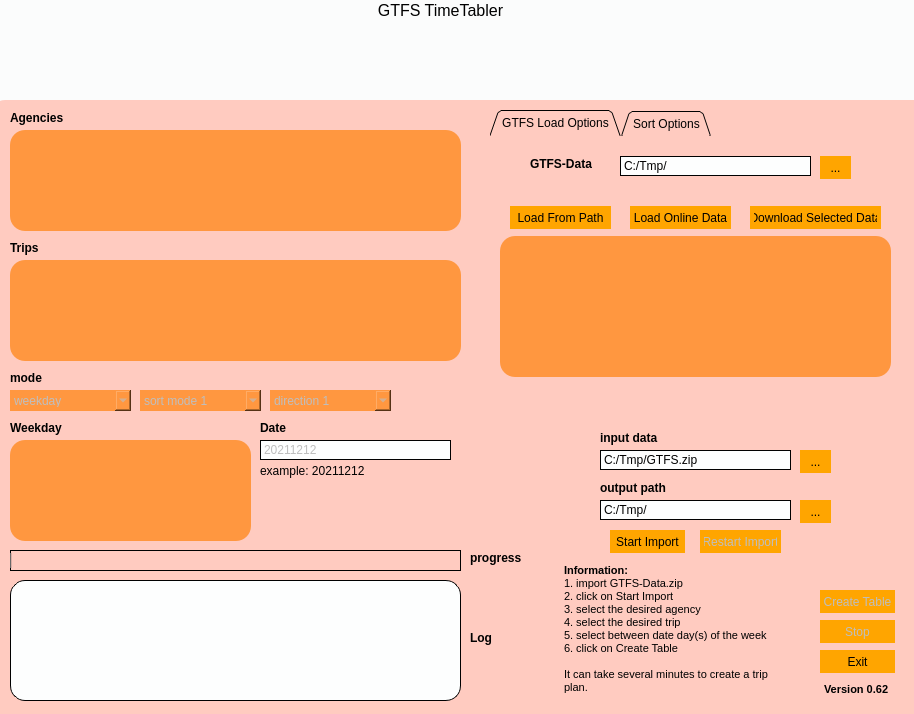
Qt form add_files/GTFSQT5Q.ui (Themishau/GTFStoFahrplan) before a commit.
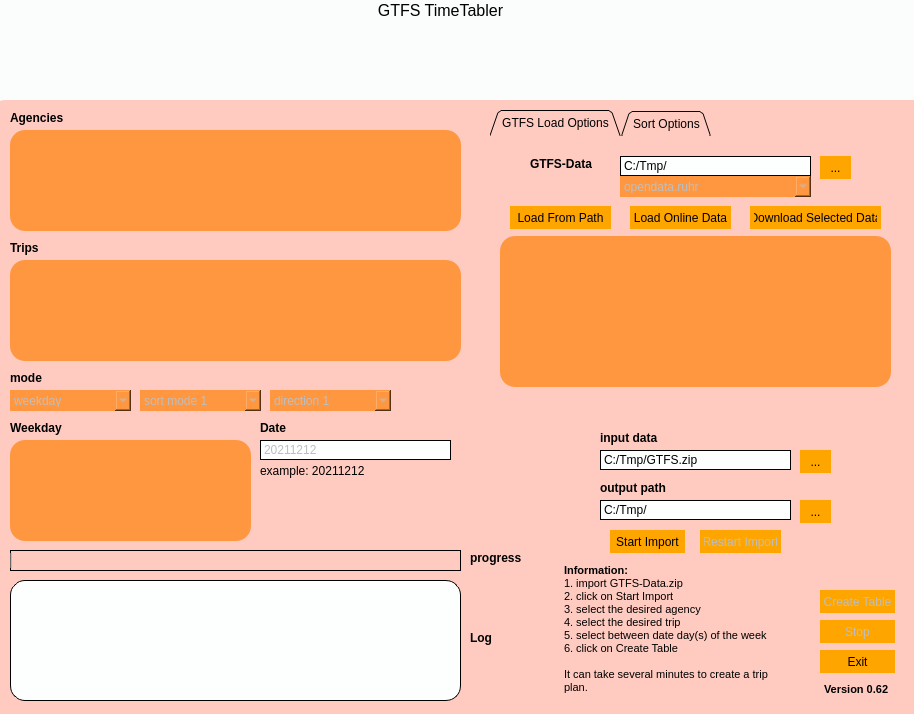
The same form after that commit. The open tabs and pages were chosen to show the change. Icons and pictures are not drawn.

Commit message: delete old programs and added new gui elements

```diff
--- a/add_files/GTFSQT5Q.ui
+++ b/add_files/GTFSQT5Q.ui
@@ -791,7 +791,10 @@
     <enum>QTabWidget::Triangular</enum>
    </property>
    <property name="currentIndex">
-    <number>1</number>
+    <number>0</number>
+   </property>
+   <property name="usesScrollButtons">
+    <bool>true</bool>
    </property>
    <widget class="QWidget" name="tabDownloadGTFS">
     <attribute name="title">
@@ -803,7 +806,7 @@
        <x>10</x>
        <y>100</y>
        <width>391</width>
-       <height>141</height>
+       <height>151</height>
       </rect>
      </property>
      <property name="styleSheet">
@@ -949,6 +952,37 @@
       <string>Download Selected Data</string>
      </property>
     </widget>
+    <widget class="QComboBox" name="comboBox_online">
+     <property name="enabled">
+      <bool>false</bool>
+     </property>
+     <property name="geometry">
+      <rect>
+       <x>130</x>
+       <y>40</y>
+       <width>191</width>
+       <height>21</height>
+      </rect>
+     </property>
+     <property name="styleSheet">
+      <string notr="true">background-color:  #ff9740;
+border-style: outset;
+border-width:0px;
+border-radius: 15px;
+border-color: black;
+padding: 4px;</string>
+     </property>
+     <item>
+      <property name="text">
+       <string>opendata.ruhr</string>
+      </property>
+     </item>
+     <item>
+      <property name="text">
+       <string>opendata.vbb</string>
+      </property>
+     </item>
+    </widget>
    </widget>
    <widget class="QWidget" name="tabDefineSorting">
     <attribute name="title">
```
The commit also changes 2 other files.
